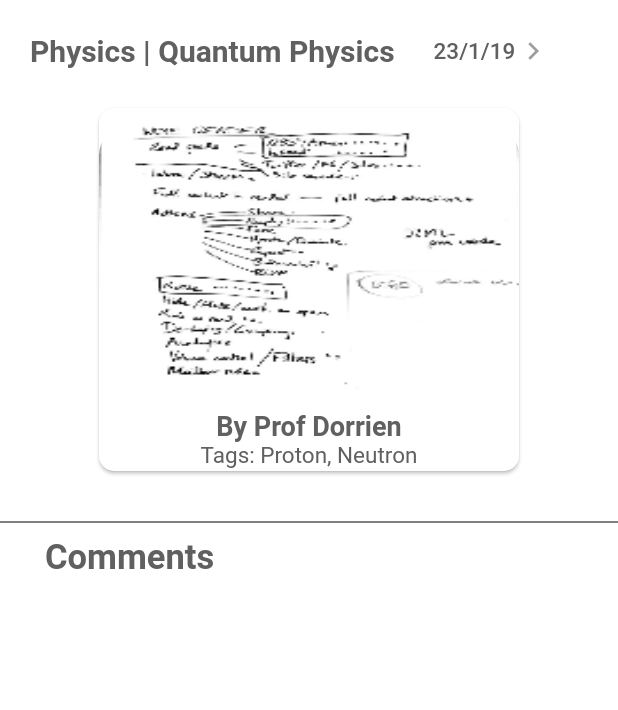
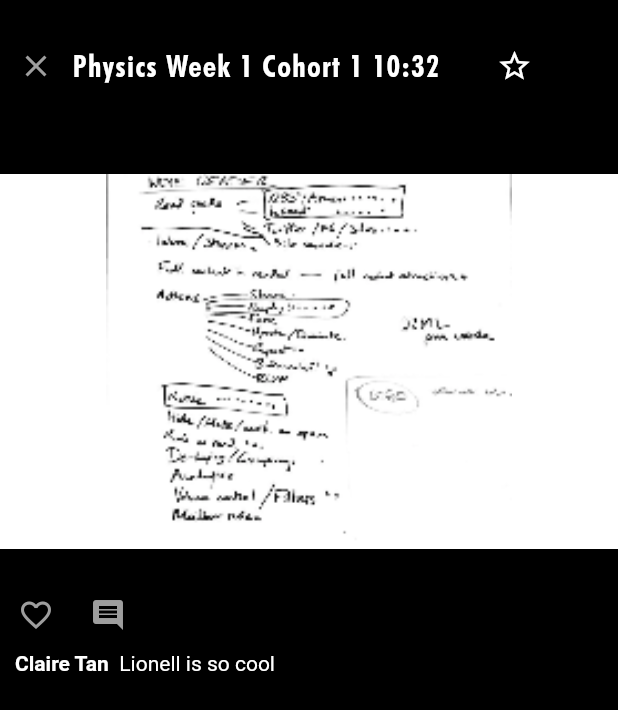
Before and after one commit to boardify-sutd/boardify_front_end_main, a Flutter app: the Board screen opened directly, on a phone screen of 412 x 824 dp. Shown: the top 710 px of the screen. Run offline on Flutter 3.47's test engine with Material 2 defaults, Android fonts, the phone set to English and light mode, and no system bars; Roboto replaces fonts that are missing (QuickSand).

```diff
--- a/lib/pages/board.dart
+++ b/lib/pages/board.dart
@@ -38,112 +38,101 @@ class _Board extends State<Board>{
     return new Scaffold(
       resizeToAvoidBottomPadding: false,
       key: _scaffoldKey,
-      backgroundColor: Colors.white,
-      //appBar: _buildBar(context),
+      backgroundColor: Colors.black,
+      appBar: AppBar(
+          backgroundColor: Colors.transparent,
+          elevation: 0.0,
+          automaticallyImplyLeading: false, // hides leading widget
+          flexibleSpace: new Container(
+            child: Column(
+              mainAxisAlignment: MainAxisAlignment.center,
+              children: <Widget>[
+                SizedBox(height:20.0),
+                Row(
+                  children: <Widget>[
+                    IconButton(
+                      icon: Icon(Icons.clear, color: Colors.grey),
+                      onPressed: () {
+                        Navigator.pop(context);
+                      },
+                    ),
+                    // Container(width: 200.0,
+                    //   child: const Text('Physics Week 1 Cohort 1 10:32',
+                    //   style: TextStyle(
+                    //       color: Colors.white,
+                    //       //fontSize: 20.0,
+                    //       fontFamily: 'Futura',
+                    //       //fontWeight: FontWeight.bold,
+                    //       letterSpacing: 1.0,
+                    //   ),
+                    // ),
+                    // ),
+                    const Text('Physics Week 1 Cohort 1 10:32',
+                      style: TextStyle(
+                          color: Colors.white,
+                          fontSize: 20.0,
+                          fontFamily: 'Futura',
+                          //fontWeight: FontWeight.bold,
+                          letterSpacing: 1.0,
+                      ),
+                    ),
+
+                    SizedBox(width: MediaQuery.of(context).size.width/16,),
+                    IconButton(
+                      icon: Icon(Icons.star_border, color: Colors.white),
+                      onPressed: null,//() {
+                        //_select(choices[0]);
+                      //},
+                    ),
+                  ],
+                )
+              ],
+            ),
+          ),
+        ),
       body:
       Column(
         mainAxisSize: MainAxisSize.max,
         //padding: EdgeInsets.only(top:80.0),
         children: <Widget>[
-          SizedBox(height: 10.0),
-          Row(
-            children: <Widget>[
-              SizedBox(width: 20.0),
-              Text(
-                "Physics | Quantum Physics",
-                style: TextStyle(
-                  color: Color(getColorHexFromStr("#606060")),
-                  fontSize: 20.0,
-                  fontFamily: 'QuickSand',
-                  fontWeight: FontWeight.bold,
-                ),
-              ),
-              SizedBox(width:10.0),
-              FlatButton(
-                  color: Colors.transparent,
-                  onPressed: null,
-                  child: Row(
-                    children: <Widget>[
-                      Text(
-                        "23/1/19",
-                        style: TextStyle(
-                          color: Color(getColorHexFromStr("#606060")),
-                          fontSize: 15.0,
-                          fontFamily: 'QuickSand',
-                        ),
-                      ),
-                      Icon(Icons.chevron_right),
-                    ],
-                  )
-              ),
-            ],
-          ),
+          SizedBox(height: 50.0),
           Container(
             margin: EdgeInsets.symmetric(vertical:10.0),
             height: 250,
-            child:Card(
-                //color: Color(getColorHexFromStr("#A6C5F2")),
-                shape: RoundedRectangleBorder(
-                  borderRadius: BorderRadius.circular(10.0),
-                ),
-                child: Column(
-                  mainAxisAlignment: MainAxisAlignment.center,
-                  crossAxisAlignment: CrossAxisAlignment.center,
-                  children: <Widget>[
-                    SizedBox(height: 10.0),
+            child:
                     Container(
-                      height: 180.0,
-                      width: 280.0,
+                      height: MediaQuery.of(context).size.width,
+                      width: MediaQuery.of(context).size.width,
                       decoration: new BoxDecoration(
-                        borderRadius: new BorderRadius.circular(20.0),
+                        //borderRadius: new BorderRadius.circular(20.0),
+                        color: Colors.white,
                         image: DecorationImage(
                           //                            image: new AssetImage(
                           //                                'assets/assets/alucard.jpg'),
                           //image: new NetworkImage("https://images.unsplash.com/photo-1503875154399-95d2b151e3b0?ixlib=rb-1.2.1&auto=format&fit=crop&w=500&q=60"),
                           image: new AssetImage("assets/board1.png"),
-                          fit: BoxFit.fill,
+                          fit: BoxFit.fitHeight,
                         ),
-                        shape: BoxShape.rectangle,
+                        //shape: BoxShape.rectangle,
                       ),
                     ),
-                    SizedBox(height: 10.0),
-                    new Text("By Prof Dorrien",
-                      style: TextStyle(
-                        color: Color(getColorHexFromStr("#606060")),
-                        fontSize: 18.0,
-                        fontFamily: 'QuickSand',
-                        fontWeight: FontWeight.bold,
-                      ),
-                    ),
-                    new Text("Tags: Proton, Neutron",
-                      style: TextStyle(
-                        color: Color(getColorHexFromStr("#606060")),
-                        fontSize: 15.0,
-                        fontFamily: 'QuickSand',
-                      ),
-                    ),
-                  ],
-                )
-            ),
           ),
           SizedBox(height: 10.0),
-          Divider(
-            height:20.0,
-            color: Colors.black,
-            //indent: 10.0,  // for now cannot indent right
-          ),
           Row(
             children: <Widget>[
-              SizedBox(width: 30.0),
-              Text(
-                "Comments",
-                style: TextStyle(
-                  color: Color(getColorHexFromStr("#606060")),
-                  fontSize: 23.0,
-                  fontFamily: 'QuickSand',
-                  fontWeight: FontWeight.bold,
-                ),
-              ),
+              //SizedBox(width: 30.0),
+              IconButton(
+                      icon: Icon(Icons.favorite_border, color: Colors.grey),
+                      onPressed: () {
+                        Navigator.pop(context);
+                      },
+                    ),
+                    IconButton(
+                      icon: Icon(Icons.comment, color: Colors.grey),
+                      onPressed: () {
+                        Navigator.pop(context);
+                      },
+                    ),
               SizedBox(width:80.0),
 //              FlatButton(
 //                  color: Colors.transparent,
@@ -164,6 +153,26 @@ class _Board extends State<Board>{
 //              ),
             ],
           ),
+          Row(
+            children: <Widget>[
+              SizedBox(width:10.0),
+               new RichText(
+                text: new TextSpan(
+                  // Note: Styles for TextSpans must be explicitly defined.
+                  // Child text spans will inherit styles from parent
+                  style: new TextStyle(
+                    fontSize: 14.0,
+                    color: Colors.white,
+                  ),
+                  children: <TextSpan>[
+                    new TextSpan(text: 'Claire Tan  ', style: new TextStyle(fontWeight: FontWeight.bold)),
+                    new TextSpan(text: 'Lionell is so cool'),
+                    //new TextSpan(text: 'World', style: new TextStyle(fontWeight: FontWeight.bold)),
+                  ],
+                ),
+              ),
+            ],
+          )
         ],
       ),
     );  // Scaffold
--- a/lib/pages/home.dart
+++ b/lib/pages/home.dart
@@ -5,7 +5,8 @@ import './page2.dart';
 import './page3.dart';
 import './page4.dart';
 import './board.dart';
-
+import './subjects.dart';
+import './week.dart';
 
 
 class HomePage extends StatefulWidget{
@@ -53,7 +54,7 @@ class _HomePageState extends State<HomePage>{
       case 1:
         return Pagetwo();
       case 2:
-        return Pagethree();
+        return Subjects();
       case 3:
         return Board();//Pagefour();
         break;
```
Also changed, not shown: lib/pages/page1.dart (+10 -1 lines), lib/pages/page2.dart (+4 -3 lines), lib/pages/subjects.dart (added, +267 -0 lines), lib/pages/week.dart (added, +202 -0 lines).
